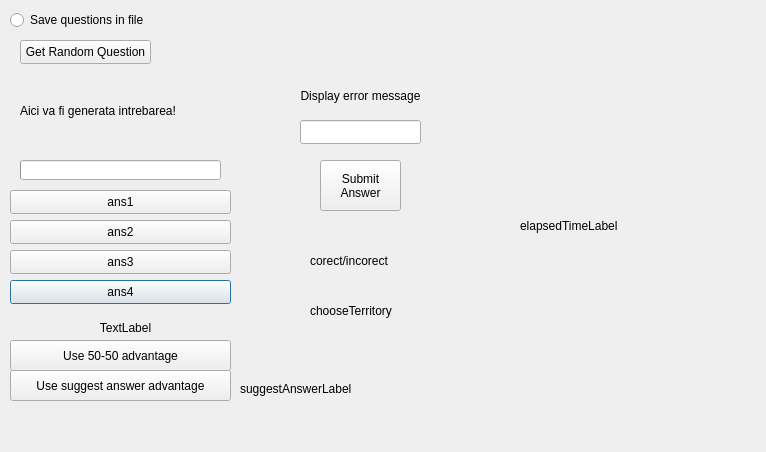
First picture: the form in Triviador/Triviador/GameElementsGenerator.ui, repository AndreiAndreea/TriviadorMCpp, before the edit.
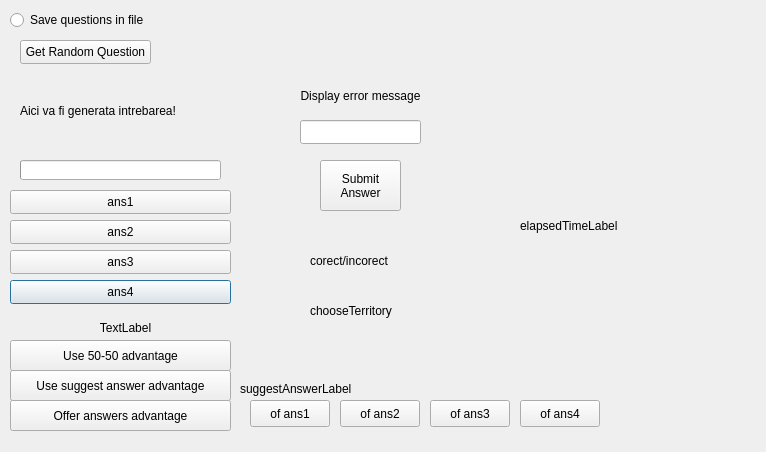
Second picture: the form after the edit.

Commit message: Added 'Offer Answers Advantage' button in GameElementsGenerator and implemented method for it to generate approximate numbers to the correct answer for the single choice question type, which will be displayed in 4 buttons.

The edit to the form file:
```diff
--- a/Triviador/Triviador/GameElementsGenerator.ui
+++ b/Triviador/Triviador/GameElementsGenerator.ui
@@ -292,6 +292,71 @@
     <string>suggestAnswerLabel</string>
    </property>
   </widget>
+  <widget class="QPushButton" name="offerAnswersAdvantageButton">
+   <property name="geometry">
+    <rect>
+     <x>10</x>
+     <y>400</y>
+     <width>221</width>
+     <height>31</height>
+    </rect>
+   </property>
+   <property name="text">
+    <string>Offer answers advantage</string>
+   </property>
+  </widget>
+  <widget class="QPushButton" name="offeredAnswer1Button">
+   <property name="geometry">
+    <rect>
+     <x>250</x>
+     <y>400</y>
+     <width>80</width>
+     <height>27</height>
+    </rect>
+   </property>
+   <property name="text">
+    <string>of ans1</string>
+   </property>
+  </widget>
+  <widget class="QPushButton" name="offeredAnswer2Button">
+   <property name="geometry">
+    <rect>
+     <x>340</x>
+     <y>400</y>
+     <width>80</width>
+     <height>27</height>
+    </rect>
+   </property>
+   <property name="text">
+    <string>of ans2</string>
+   </property>
+  </widget>
+  <widget class="QPushButton" name="offeredAnswer3Button">
+   <property name="geometry">
+    <rect>
+     <x>430</x>
+     <y>400</y>
+     <width>80</width>
+     <height>27</height>
+    </rect>
+   </property>
+   <property name="text">
+    <string>of ans3</string>
+   </property>
+  </widget>
+  <widget class="QPushButton" name="offeredAnswer4Button">
+   <property name="geometry">
+    <rect>
+     <x>520</x>
+     <y>400</y>
+     <width>80</width>
+     <height>27</height>
+    </rect>
+   </property>
+   <property name="text">
+    <string>of ans4</string>
+   </property>
+  </widget>
  </widget>
  <resources/>
  <connections/>
```
Left out of the diff: 4 changed lines with no effect on the pictures. The commit also changes 2 other files.
